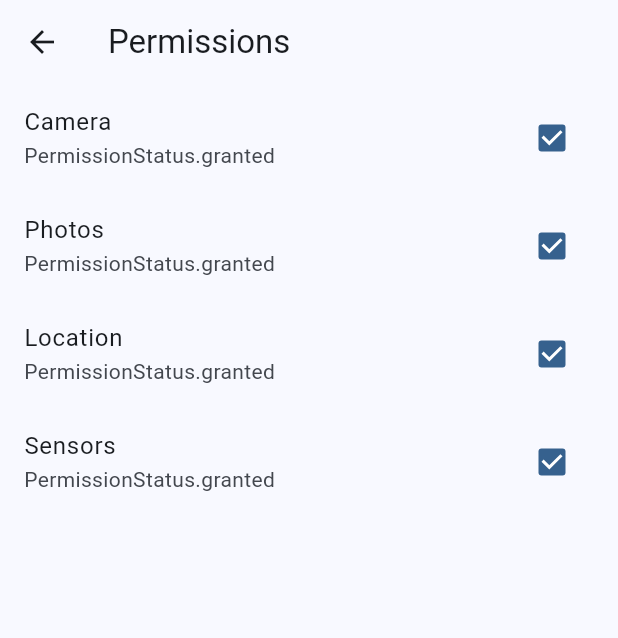
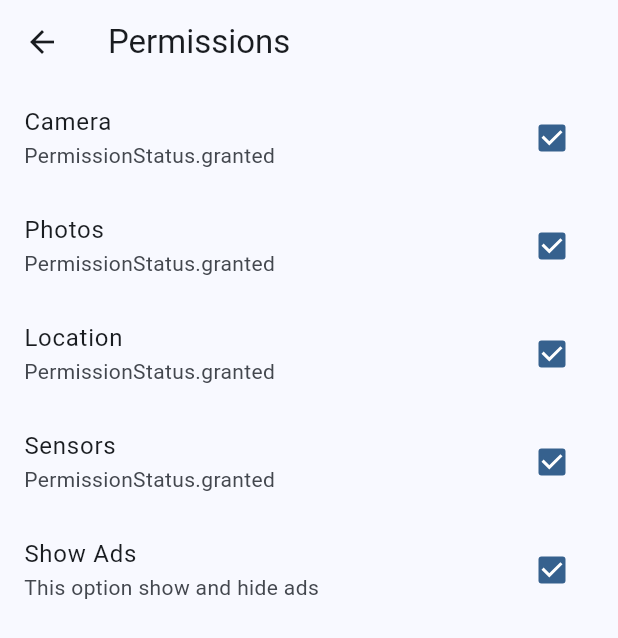
Before and after one commit to Anndderssonn/Flutter-Miscellaneous, a Flutter app: the screen it shows after launch, after a tap on the "settings" icon, on a phone screen of 412 x 824 dp. Shown: the top 638 px of the screen. Run offline on Flutter 3.47's test engine with Material 3 defaults, Android fonts, the phone set to English and light mode, and no system bars; our stand-ins replace dio, flutter_compass, flutter_riverpod, geolocator, go_router, google_fonts and 7 more; missing offline and left inert: flutter_app_badger, quick_actions; network calls fail; statements that could not run were skipped.

Commit message:
feat: Add Ads modules

```diff
--- a/lib/config/config.dart
+++ b/lib/config/config.dart
@@ -4,3 +4,5 @@
 export 'plugins/local_auth_plugin.dart';
 export 'plugins/quick_actions_plugin.dart';
 export 'plugins/app_badge_plugin.dart';
+export 'plugins/admob_plugin.dart';
+export 'plugins/shared_preferences_plugin.dart';
--- /dev/null
+++ b/lib/config/plugins/shared_preferences_plugin.dart
@@ -0,0 +1,17 @@
+import 'package:shared_preferences/shared_preferences.dart';
+
+class SharedPreferencesPlugin {
+  static Future<SharedPreferences> _getPrefs() {
+    return SharedPreferences.getInstance();
+  }
+
+  static Future<bool?> getBool(String key) async {
+    final prefs = await _getPrefs();
+    return prefs.getBool(key);
+  }
+
+  static Future<void> setBool(String key, bool value) async {
+    final prefs = await _getPrefs();
+    await prefs.setBool(key, value);
+  }
+}
--- a/lib/config/router/app_router.dart
+++ b/lib/config/router/app_router.dart
@@ -55,5 +55,13 @@
     ),
     GoRoute(path: '/map', builder: (context, state) => const MapScreen()),
     GoRoute(path: '/badge', builder: (context, state) => const BadgeScreen()),
+    GoRoute(
+      path: '/ad-full-screen',
+      builder: (context, state) => const AdFullScreen(),
+    ),
+    GoRoute(
+      path: '/ad-rewarded',
+      builder: (context, state) => const AdRewardedScreen(),
+    ),
   ],
 );
--- a/lib/main.dart
+++ b/lib/main.dart
@@ -4,8 +4,9 @@
 import 'package:miscellaneous/config/config.dart';
 import 'package:miscellaneous/presentation/providers/providers.dart';
 
-void main() {
+void main() async {
   WidgetsFlutterBinding.ensureInitialized();
+  await AdmobPlugin.initialize();
   QuickActionsPlugin.registerActions();
   SystemChrome.setPreferredOrientations([DeviceOrientation.portraitUp]);
   runApp(const ProviderScope(child: MainApp()));
--- /dev/null
+++ b/lib/presentation/providers/ads/admob_points_provider.dart
@@ -0,0 +1,5 @@
+import 'package:flutter_riverpod/legacy.dart';
+
+final adPointsProvider = StateProvider<int>((ref) {
+  return 0;
+});
--- /dev/null
+++ b/lib/presentation/providers/ads/admob_providers.dart
@@ -0,0 +1,27 @@
+import 'package:flutter_riverpod/flutter_riverpod.dart';
+import 'package:google_mobile_ads/google_mobile_ads.dart';
+import 'package:miscellaneous/config/config.dart';
+import 'package:miscellaneous/presentation/providers/ads/show_ads_provider.dart';
+
+final adBannerProvider = FutureProvider<BannerAd>((ref) async {
+  final showAds = ref.watch(showAdsProvider);
+  if (!showAds) throw 'Ads are blocked';
+  final ad = await AdmobPlugin.loadBannerAd();
+  return ad;
+});
+
+final adInterstitialProvider = FutureProvider.autoDispose<InterstitialAd>((
+  ref,
+) async {
+  final showAds = ref.watch(showAdsProvider);
+  if (!showAds) throw 'Ads are blocked';
+  final ad = await AdmobPlugin.loadInterstitialAd();
+  return ad;
+});
+
+final adRewardedProvider = FutureProvider.autoDispose<RewardedAd>((ref) async {
+  final showAds = ref.watch(showAdsProvider);
+  if (!showAds) throw 'Ads are blocked';
+  final ad = await AdmobPlugin.loadRewardedAd();
+  return ad;
+});
--- /dev/null
+++ b/lib/presentation/providers/ads/show_ads_provider.dart
@@ -0,0 +1,33 @@
+import 'package:flutter_riverpod/legacy.dart';
+import 'package:miscellaneous/config/config.dart';
+
+const storeKey = 'showAds';
+
+class ShowAdsNotifier extends StateNotifier<bool> {
+  ShowAdsNotifier() : super(false) {
+    checkAdsState();
+  }
+
+  void checkAdsState() async {
+    state = await SharedPreferencesPlugin.getBool(storeKey) ?? true;
+  }
+
+  void removeAds() {
+    SharedPreferencesPlugin.setBool(storeKey, false);
+    state = false;
+  }
+
+  void showAds() {
+    SharedPreferencesPlugin.setBool(storeKey, true);
+    state = true;
+  }
+
+  void toggleAds() {
+    state ? removeAds() : showAds();
+  }
+}
+
+final showAdsProvider =
+    StateNotifierProvider.autoDispose<ShowAdsNotifier, bool>((ref) {
+      return ShowAdsNotifier();
+    });
--- a/lib/presentation/providers/providers.dart
+++ b/lib/presentation/providers/providers.dart
@@ -11,3 +11,6 @@
 export 'location/tracking_location_provider.dart';
 export 'location/map_controlled_provider.dart';
 export 'badge/badge_counter_provider.dart';
+export 'ads/admob_providers.dart';
+export 'ads/admob_points_provider.dart';
+export 'ads/show_ads_provider.dart';
--- a/lib/presentation/screens/home/home_screen.dart
+++ b/lib/presentation/screens/home/home_screen.dart
@@ -1,14 +1,22 @@
 import 'package:flutter/material.dart';
+import 'package:flutter_riverpod/flutter_riverpod.dart';
 import 'package:go_router/go_router.dart';
+import 'package:google_mobile_ads/google_mobile_ads.dart';
+import 'package:miscellaneous/presentation/providers/providers.dart';
 import 'package:miscellaneous/presentation/widgets/widgets.dart';
 
-class HomeScreen extends StatelessWidget {
+class HomeScreen extends ConsumerWidget {
   const HomeScreen({super.key});
 
   @override
-  Widget build(BuildContext context) {
+  Widget build(BuildContext context, WidgetRef ref) {
+    final adBanner = ref.watch(adBannerProvider);
+
     return Scaffold(
-      body: Padding(
+      body: Column(
+        children: [
+          Expanded(
+            child: Padding(
               padding: const EdgeInsets.symmetric(horizontal: 30),
               child: CustomScrollView(
                 slivers: [
@@ -27,6 +35,18 @@
                 ],
               ),
             ),
+          ),
+          adBanner.when(
+            data: (banner) => SizedBox(
+              width: banner.size.width.toDouble(),
+              height: banner.size.height.toDouble(),
+              child: AdWidget(ad: banner),
+            ),
+            error: (error, stackTrace) => const SizedBox(),
+            loading: () => const SizedBox(),
+          ),
+        ],
+      ),
     );
   }
 }
--- a/lib/presentation/screens/permissions/permissions_screen.dart
+++ b/lib/presentation/screens/permissions/permissions_screen.dart
@@ -20,6 +20,7 @@
   @override
   Widget build(BuildContext context, WidgetRef ref) {
     final permissions = ref.watch(permissionsProvider);
+    final showAds = ref.watch(showAdsProvider);
 
     return ListView(
       children: [
@@ -55,6 +56,14 @@
             ref.read(permissionsProvider.notifier).requestSensorsAccess();
           },
         ),
+        CheckboxListTile(
+          value: showAds,
+          title: const Text('Show Ads'),
+          subtitle: const Text('This option show and hide ads'),
+          onChanged: (value) {
+            ref.read(showAdsProvider.notifier).toggleAds();
+          },
+        ),
       ],
     );
   }
--- a/lib/presentation/screens/screens.dart
+++ b/lib/presentation/screens/screens.dart
@@ -13,3 +13,5 @@
 export 'location/map_controlled_screen.dart';
 export 'location/map_screen.dart';
 export 'badge/badge_screen.dart';
+export 'ads/ad_full_screen.dart';
+export 'ads/ad_rewarded_screen.dart';
--- a/pubspec.yaml
+++ b/pubspec.yaml
@@ -17,11 +17,13 @@
   go_router: ^17.0.0
   google_fonts: ^8.0.0
   google_maps_flutter: ^2.14.0
+  google_mobile_ads: ^7.0.0
   local_auth: ^3.0.0
   permission_handler: ^12.0.1
   quick_actions: ^1.1.0
   sensors_plus: ^7.0.0
   share_plus: ^12.0.1
+  shared_preferences: ^2.5.4
 
 dev_dependencies:
   change_app_package_name: ^1.5.0
```
Also changed, not shown: lib/config/plugins/admob_plugin.dart (added, +90 -0 lines), lib/presentation/screens/ads/ad_full_screen.dart (added, +26 -0 lines), lib/presentation/screens/ads/ad_rewarded_screen.dart (added, +30 -0 lines), lib/presentation/widgets/shared/main_menu.dart (+11 -0 lines), pubspec.lock, 4 other files. Lines whose indentation alone changed are shown as unchanged.
